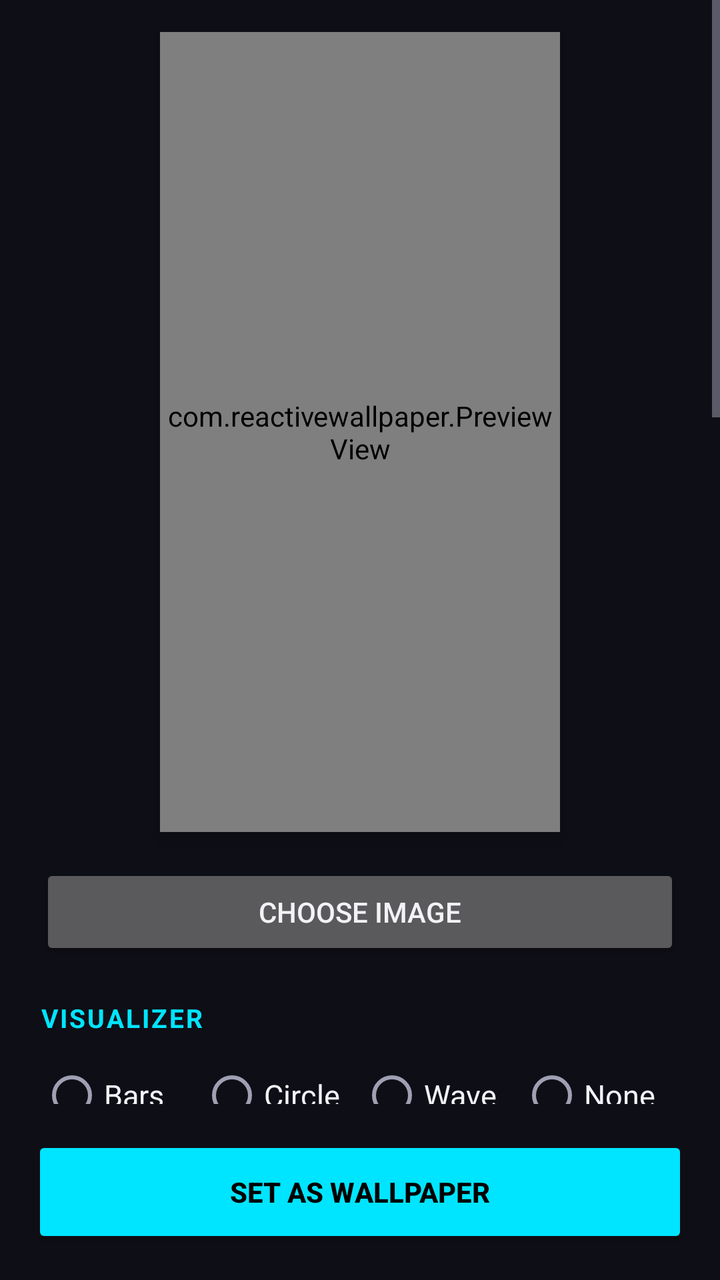
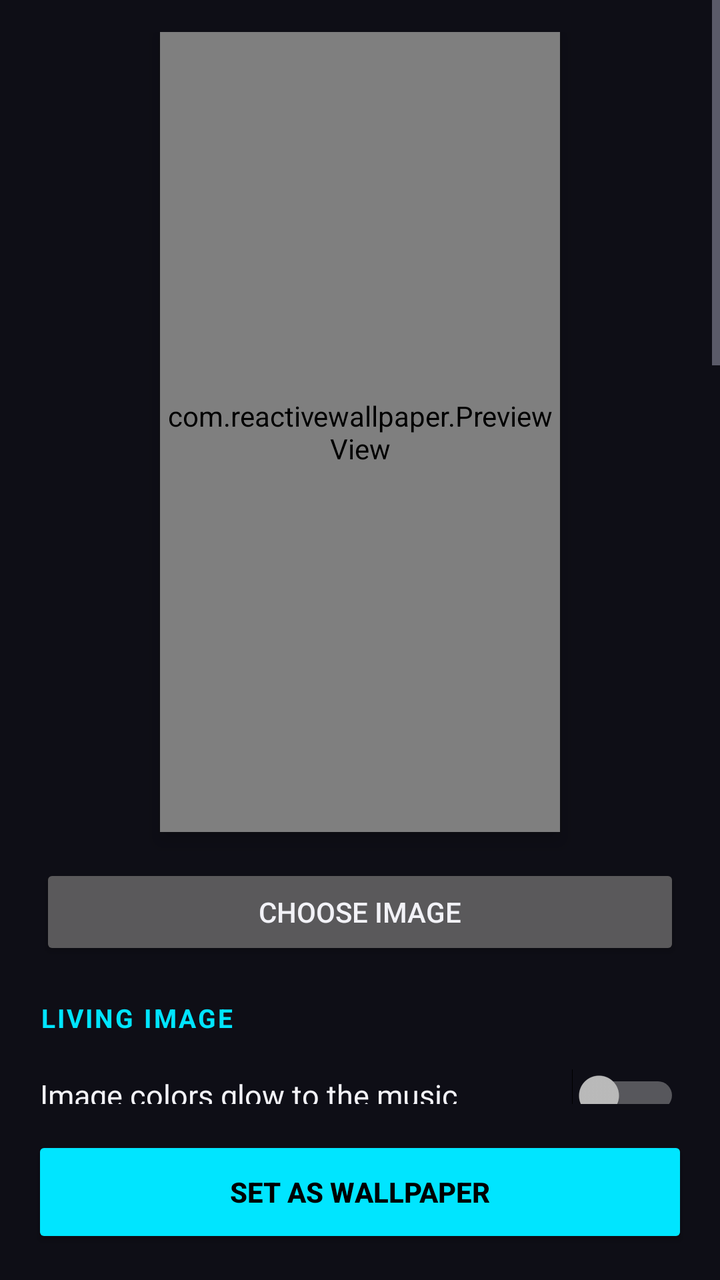

Compare the two renders of this Android layout. The source of the first and the diff that turns it into the second are given below.
<!-- AndroidManifest.xml: application theme AppTheme -->
<!-- res/layout/activity_main.xml -->
<?xml version="1.0" encoding="utf-8"?>
<LinearLayout xmlns:android="http://schemas.android.com/apk/res/android"
    android:id="@+id/root"
    android:layout_width="match_parent"
    android:layout_height="match_parent"
    android:background="@color/background"
    android:orientation="vertical">

    <ScrollView
        android:layout_width="match_parent"
        android:layout_height="0dp"
        android:layout_weight="1">

        <LinearLayout
            android:layout_width="match_parent"
            android:layout_height="wrap_content"
            android:orientation="vertical"
            android:paddingStart="20dp"
            android:paddingTop="16dp"
            android:paddingEnd="20dp"
            android:paddingBottom="16dp">

            <com.reactivewallpaper.PreviewView
                android:id="@+id/preview"
                android:layout_width="200dp"
                android:layout_height="400dp"
                android:layout_gravity="center_horizontal"
                android:elevation="6dp" />

            <TextView
                android:id="@+id/permission_note"
                android:layout_width="match_parent"
                android:layout_height="wrap_content"
                android:layout_marginTop="12dp"
                android:background="@color/surface"
                android:padding="12dp"
                android:text="@string/permission_note"
                android:textColor="@color/accent"
                android:textSize="14sp"
                android:visibility="gone" />

            <Button
                android:id="@+id/choose_image"
                android:layout_width="match_parent"
                android:layout_height="wrap_content"
                android:layout_marginTop="16dp"
                android:text="@string/choose_image" />

            <TextView
                style="@style/SectionTitle"
                android:text="@string/section_visualizer" />

            <RadioGroup
                android:id="@+id/style_group"
                android:layout_width="match_parent"
                android:layout_height="wrap_content"
                android:orientation="horizontal">

                <RadioButton
                    android:id="@+id/style_bars"
                    style="@style/Choice"
                    android:text="@string/style_bars" />

                <RadioButton
                    android:id="@+id/style_circle"
                    style="@style/Choice"
                    android:text="@string/style_circle" />

                <RadioButton
                    android:id="@+id/style_wave"
                    style="@style/Choice"
                    android:text="@string/style_wave" />

                <RadioButton
                    android:id="@+id/style_none"
                    style="@style/Choice"
                    android:text="@string/style_none" />
            </RadioGroup>

            <LinearLayout
                android:id="@+id/circle_row"
                android:layout_width="match_parent"
                android:layout_height="wrap_content"
                android:orientation="vertical">

                <TextView
                    style="@style/Label"
                    android:text="@string/circle_y" />

                <SeekBar
                    android:id="@+id/circle_y"
                    android:layout_width="match_parent"
                    android:layout_height="40dp" />

                <TextView
                    style="@style/Label"
                    android:text="@string/circle_size" />

                <SeekBar
                    android:id="@+id/circle_size"
                    android:layout_width="match_parent"
                    android:layout_height="40dp" />
            </LinearLayout>

            <TextView
                style="@style/SectionTitle"
                android:text="@string/section_effects" />

            <Switch
                android:id="@+id/effect_pulse"
                style="@style/Toggle"
                android:text="@string/effect_pulse" />

            <Switch
                android:id="@+id/effect_flash"
                style="@style/Toggle"
                android:text="@string/effect_flash" />

            <Switch
                android:id="@+id/effect_shake"
                style="@style/Toggle"
                android:text="@string/effect_shake" />

            <TextView
                style="@style/SectionTitle"
                android:text="@string/section_color" />

            <RadioGroup
                android:id="@+id/color_group"
                android:layout_width="match_parent"
                android:layout_height="wrap_content"
                android:orientation="horizontal">

                <RadioButton
                    android:id="@+id/color_auto"
                    style="@style/Choice"
                    android:text="@string/color_auto" />

                <RadioButton
                    android:id="@+id/color_rainbow"
                    style="@style/Choice"
                    android:text="@string/color_rainbow" />

                <RadioButton
                    android:id="@+id/color_custom"
                    style="@style/Choice"
                    android:text="@string/color_custom" />
            </RadioGroup>

            <LinearLayout
                android:id="@+id/hue_row"
                android:layout_width="match_parent"
                android:layout_height="wrap_content"
                android:orientation="vertical">

                <TextView
                    style="@style/Label"
                    android:text="@string/hue" />

                <SeekBar
                    android:id="@+id/hue"
                    android:layout_width="match_parent"
                    android:layout_height="40dp" />
            </LinearLayout>

            <TextView
                style="@style/SectionTitle"
                android:text="@string/section_tuning" />

            <TextView
                style="@style/Label"
                android:text="@string/sensitivity" />

            <SeekBar
                android:id="@+id/sensitivity"
                android:layout_width="match_parent"
                android:layout_height="40dp" />

            <TextView
                style="@style/Label"
                android:text="@string/intensity" />

            <SeekBar
                android:id="@+id/intensity"
                android:layout_width="match_parent"
                android:layout_height="40dp" />

            <TextView
                style="@style/Label"
                android:text="@string/bar_count" />

            <SeekBar
                android:id="@+id/bar_count"
                android:layout_width="match_parent"
                android:layout_height="40dp" />

            <TextView
                style="@style/SectionTitle"
                android:text="@string/section_source" />

            <RadioGroup
                android:id="@+id/source_group"
                android:layout_width="match_parent"
                android:layout_height="wrap_content"
                android:orientation="vertical">

                <RadioButton
                    android:id="@+id/source_system"
                    style="@style/ChoiceRow"
                    android:text="@string/source_system" />

                <RadioButton
                    android:id="@+id/source_mic"
                    style="@style/ChoiceRow"
                    android:text="@string/source_mic" />
            </RadioGroup>
        </LinearLayout>
    </ScrollView>

    <Button
        android:id="@+id/set_wallpaper"
        android:layout_width="match_parent"
        android:layout_height="56dp"
        android:layout_margin="16dp"
        android:backgroundTint="@color/accent"
        android:text="@string/set_wallpaper"
        android:textColor="#FF000000"
        android:textStyle="bold" />
</LinearLayout>
<!-- resources referenced by this layout -->
<resources>
  <color name="accent">#FF00E5FF</color>
  <color name="background">#FF0E0E16</color>
  <color name="surface">#FF1A1A26</color>
  <string name="bar_count">Bar count</string>
  <string name="choose_image">Choose image</string>
  <string name="circle_size">Ring size</string>
  <string name="circle_y">Ring position (up / down)</string>
  <string name="color_auto">From image</string>
  <string name="color_custom">Custom</string>
  <string name="color_rainbow">Rainbow</string>
  <string name="effect_flash">Flash on beats</string>
  <string name="effect_pulse">Pulse with the bass</string>
  <string name="effect_shake">Shake on beats</string>
  <string name="hue">Hue</string>
  <string name="intensity">Effect strength</string>
  <string name="permission_note">Audio access is off, so the wallpaper can\'t react. Tap to allow.</string>
  <string name="section_color">Color</string>
  <string name="section_effects">Image effects</string>
  <string name="section_source">React to</string>
  <string name="section_tuning">Tuning</string>
  <string name="section_visualizer">Visualizer</string>
  <string name="sensitivity">Sensitivity</string>
  <string name="set_wallpaper">Set as wallpaper</string>
  <string name="source_mic">Microphone (sound around you)</string>
  <string name="source_system">Phone audio (music, videos)</string>
  <string name="style_bars">Bars</string>
  <string name="style_circle">Circle</string>
  <string name="style_none">None</string>
  <string name="style_wave">Wave</string>
  <style name="Choice">
          <item name="android:layout_width">0dp</item>
          <item name="android:layout_weight">1</item>
          <item name="android:layout_height">wrap_content</item>
          <item name="android:minHeight">48dp</item>
          <item name="android:textSize">15sp</item>
          <item name="android:textColor">@color/text_primary</item>
      </style>
  <style name="ChoiceRow">
          <item name="android:layout_width">match_parent</item>
          <item name="android:layout_height">48dp</item>
          <item name="android:textSize">15sp</item>
          <item name="android:textColor">@color/text_primary</item>
      </style>
  <style name="Label">
          <item name="android:layout_width">match_parent</item>
          <item name="android:layout_height">wrap_content</item>
          <item name="android:layout_marginTop">8dp</item>
          <item name="android:textSize">15sp</item>
          <item name="android:textColor">@color/text_primary</item>
      </style>
  <style name="SectionTitle">
          <item name="android:layout_width">match_parent</item>
          <item name="android:layout_height">wrap_content</item>
          <item name="android:layout_marginTop">20dp</item>
          <item name="android:layout_marginBottom">6dp</item>
          <item name="android:textSize">13sp</item>
          <item name="android:textStyle">bold</item>
          <item name="android:textAllCaps">true</item>
          <item name="android:letterSpacing">0.08</item>
          <item name="android:textColor">@color/accent</item>
      </style>
  <style name="Toggle">
          <item name="android:layout_width">match_parent</item>
          <item name="android:layout_height">48dp</item>
          <item name="android:textSize">15sp</item>
          <item name="android:textColor">@color/text_primary</item>
      </style>
  <color name="text_primary">#FFF2F2F7</color>
  <color name="text_secondary">#FFA0A0B4</color>
  <!-- unchanged entries left out for length: 1 -->
</resources>

<!-- the commit's change to res/layout/activity_main.xml (unified diff, before → after) -->
@@ -45,6 +45,29 @@
                 android:layout_height="wrap_content"
                 android:layout_marginTop="16dp"
                 android:text="@string/choose_image" />
+
+            <TextView
+                style="@style/SectionTitle"
+                android:text="@string/section_living" />
+
+            <Switch
+                android:id="@+id/living_glow"
+                style="@style/Toggle"
+                android:text="@string/living_glow" />
+
+            <Switch
+                android:id="@+id/living_ambient"
+                style="@style/Toggle"
+                android:text="@string/living_ambient" />
+
+            <TextView
+                style="@style/Label"
+                android:text="@string/glow_strength" />
+
+            <SeekBar
+                android:id="@+id/glow_strength"
+                android:layout_width="match_parent"
+                android:layout_height="40dp" />
 
             <TextView
                 style="@style/SectionTitle"
<!-- resource entries referenced after the edit -->
@@ -13,11 +13,15 @@
   <string name="effect_flash">Flash on beats</string>
   <string name="effect_pulse">Pulse with the bass</string>
   <string name="effect_shake">Shake on beats</string>
+  <string name="glow_strength">Glow strength</string>
   <string name="hue">Hue</string>
   <string name="intensity">Effect strength</string>
+  <string name="living_ambient">Ambient motion (alive even in silence)</string>
+  <string name="living_glow">Image colors glow to the music</string>
   <string name="permission_note">Audio access is off, so the wallpaper can\'t react. Tap to allow.</string>
   <string name="section_color">Color</string>
   <string name="section_effects">Image effects</string>
+  <string name="section_living">Living image</string>
   <string name="section_source">React to</string>
   <string name="section_tuning">Tuning</string>
   <string name="section_visualizer">Visualizer</string>
